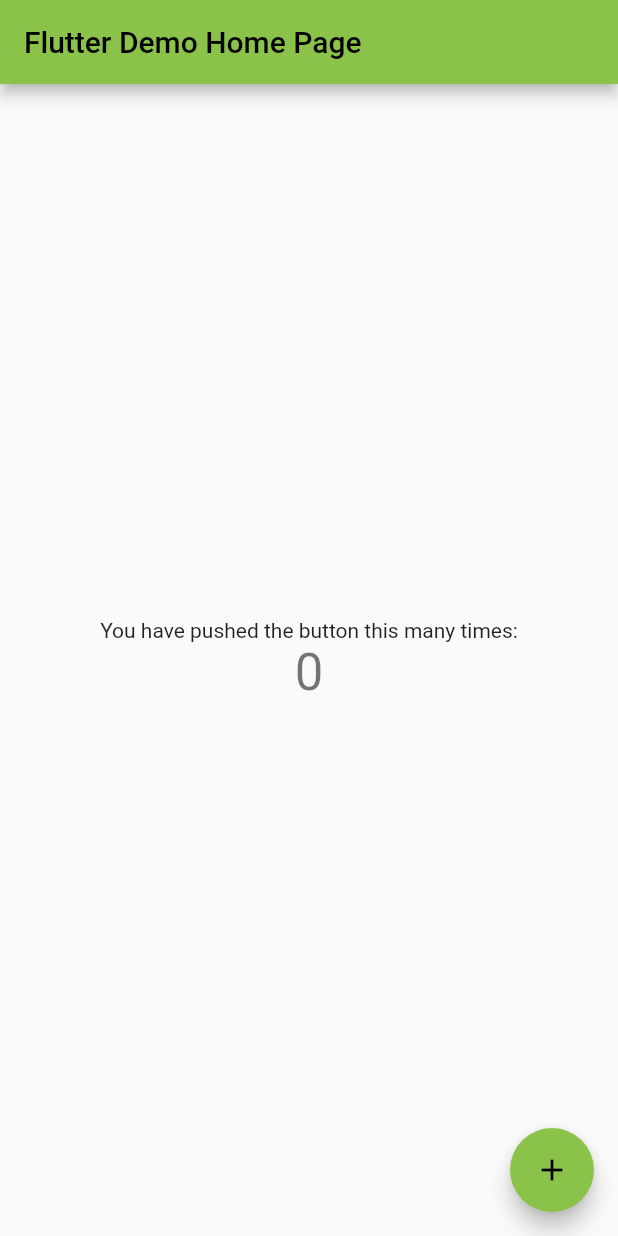
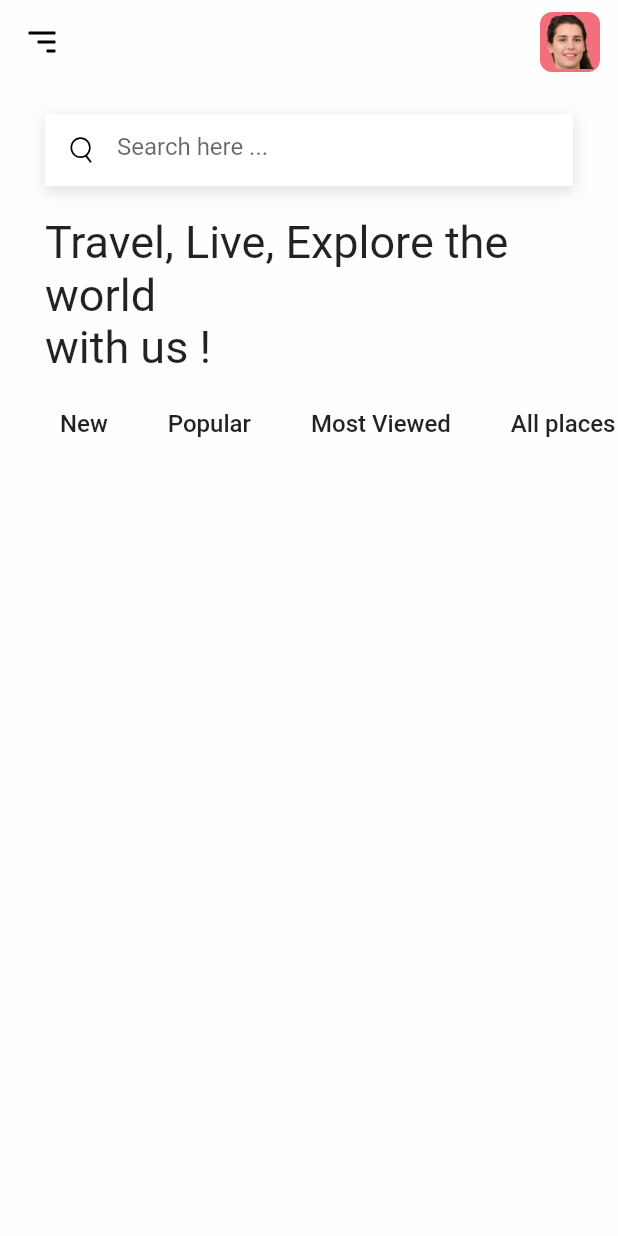
Before and after one commit to awes0m/trxplore_demo, a Flutter app: the screen it shows after launch, on a phone screen of 412 x 824 dp. Run offline on Flutter 3.47's test engine with Material 2 defaults, Android fonts, the phone set to English and light mode, and no system bars; our stand-ins replace flutter_svg.

Commit message:
homescreen headings

```diff
--- /dev/null
+++ b/analysis_options.yaml
@@ -0,0 +1 @@
+include: package:flutter_lints/flutter.yaml
--- /dev/null
+++ b/lib/constant.dart
@@ -0,0 +1,11 @@
+import 'package:flutter/material.dart';
+
+Color mBackgroundColor = const Color(0xFFFEFEFE);
+Color mPrimaryColor = const Color(0xFFf36f7c);
+Color mSecondaryColor = const Color(0xFFfff2f3);
+const categoryList = [
+  "New",
+  "Popular",
+  "Most Viewed",
+  "All places",
+];
--- a/lib/main.dart
+++ b/lib/main.dart
@@ -1,113 +1,23 @@
 import 'package:flutter/material.dart';
+import './screens/home/home_screen.dart';
+import './constant.dart';
 
 void main() {
   runApp(MyApp());
 }
 
+// ignore: use_key_in_widget_constructors
 class MyApp extends StatelessWidget {
-  // This widget is the root of your application.
   @override
   Widget build(BuildContext context) {
     return MaterialApp(
-      title: 'Flutter Demo',
-      theme: ThemeData(
-        // This is the theme of your application.
-        //
-        // Try running your application with "flutter run". You'll see the
-        // application has a blue toolbar. Then, without quitting the app, try
-        // changing the primarySwatch below to Colors.green and then invoke
-        // "hot reload" (press "r" in the console where you ran "flutter run",
-        // or simply save your changes to "hot reload" in a Flutter IDE).
-        // Notice that the counter didn't reset back to zero; the application
-        // is not restarted.
-        primarySwatch: Colors.lightGreen,
-      ),
-      home: MyHomePage(title: 'Flutter Demo Home Page'),
-    );
+        title: 'Flutter Demo',
+        debugShowCheckedModeBanner: false,
+        theme: ThemeData(
+          scaffoldBackgroundColor: mBackgroundColor,
+          visualDensity: VisualDensity.adaptivePlatformDensity,
+          primarySwatch: Colors.lightGreen,
+        ),
+        home: HomeScreen());
   }
 }
-
-class MyHomePage extends StatefulWidget {
-  MyHomePage({Key? key, required this.title}) : super(key: key);
-
-  // This widget is the home page of your application. It is stateful, meaning
-  // that it has a State object (defined below) that contains fields that affect
-  // how it looks.
-
-  // This class is the configuration for the state. It holds the values (in this
-  // case the title) provided by the parent (in this case the App widget) and
-  // used by the build method of the State. Fields in a Widget subclass are
-  // always marked "final".
-
-  final String title;
-
-  @override
-  _MyHomePageState createState() => _MyHomePageState();
-}
-
-class _MyHomePageState extends State<MyHomePage> {
-  int _counter = 0;
-
-  void _incrementCounter() {
-    setState(() {
-      // This call to setState tells the Flutter framework that something has
-      // changed in this State, which causes it to rerun the build method below
-      // so that the display can reflect the updated values. If we changed
-      // _counter without calling setState(), then the build method would not be
-      // called again, and so nothing would appear to happen.
-      _counter++;
-    });
-  }
-
-  @override
-  Widget build(BuildContext context) {
-    // This method is rerun every time setState is called, for instance as done
-    // by the _incrementCounter method above.
-    //
-    // The Flutter framework has been optimized to make rerunning build methods
-    // fast, so that you can just rebuild anything that needs updating rather
-    // than having to individually change instances of widgets.
-    return Scaffold(
-      appBar: AppBar(
-        // Here we take the value from the MyHomePage object that was created by
-        // the App.build method, and use it to set our appbar title.
-        title: Text(widget.title),
-      ),
-      body: Center(
-        // Center is a layout widget. It takes a single child and positions it
-        // in the middle of the parent.
-        child: Column(
-          // Column is also a layout widget. It takes a list of children and
-          // arranges them vertically. By default, it sizes itself to fit its
-          // children horizontally, and tries to be as tall as its parent.
-          //
-          // Invoke "debug painting" (press "p" in the console, choose the
-          // "Toggle Debug Paint" action from the Flutter Inspector in Android
-          // Studio, or the "Toggle Debug Paint" command in Visual Studio Code)
-          // to see the wireframe for each widget.
-          //
-          // Column has various properties to control how it sizes itself and
-          // how it positions its children. Here we use mainAxisAlignment to
-          // center the children vertically; the main axis here is the vertical
-          // axis because Columns are vertical (the cross axis would be
-          // horizontal).
-          mainAxisAlignment: MainAxisAlignment.center,
-          children: <Widget>[
-            Text(
-              'You have pushed the button this many times:',
-            ),
-            Text(
-              '$_counter',
-              style: Theme.of(context).textTheme.headline4,
-            ),
-          ],
-        ),
-      ),
-      floatingActionButton: FloatingActionButton(
-        onPressed: _incrementCounter,
-        tooltip: 'Increment',
-        child: Icon(Icons.add),
-      ), // This trailing comma makes auto-formatting nicer for build methods.
-    );
-  }
-}
--- /dev/null
+++ b/lib/screens/home/home_screen.dart
@@ -0,0 +1,85 @@
+import 'package:flutter/material.dart';
+import 'package:flutter_svg/flutter_svg.dart';
+
+import '../../constant.dart';
+import 'widget/search_input.dart';
+
+class HomeScreen extends StatelessWidget {
+  const HomeScreen({Key? key}) : super(key: key);
+
+  AppBar buildappBar() {
+    return AppBar(
+      backgroundColor: mBackgroundColor,
+      elevation: 0,
+      leading: IconButton(
+        icon: SvgPicture.asset(
+          'assets/icons/menu.svg',
+          width: 24,
+        ),
+        onPressed: () {},
+      ),
+      actions: [
+        UnconstrainedBox(
+            child: Container(
+          padding: const EdgeInsets.all(2),
+          margin: const EdgeInsets.only(right: 12),
+          decoration: BoxDecoration(
+            color: mPrimaryColor,
+            borderRadius: BorderRadius.circular(8),
+          ),
+          child: Image.asset(
+            'assets/images/user.png',
+            width: 36,
+          ),
+        )),
+      ],
+    );
+  }
+
+  @override
+  Widget build(BuildContext context) {
+    return Scaffold(
+      appBar: buildappBar(),
+      body: Column(
+        children: const [
+          SearchInput(),
+          Padding(
+            padding: EdgeInsets.symmetric(horizontal: 30),
+            child: Text(
+              "Travel, Live, Explore the world \nwith us !",
+              style: TextStyle(
+                fontSize: 30,
+              ),
+            ),
+          ),
+          SizedBox(height: 24),
+          CategoryListView()
+        ],
+      ),
+    );
+  }
+}
+
+class CategoryListView extends StatelessWidget {
+  const CategoryListView({Key? key}) : super(key: key);
+
+  @override
+  Widget build(BuildContext context) {
+    return SizedBox(
+      height: 30,
+      child: ListView.builder(
+          scrollDirection: Axis.horizontal,
+          itemCount: categoryList.length,
+          itemBuilder: (context, index) => Container(
+                margin: const EdgeInsets.only(left: 40),
+                child: Text(
+                  categoryList[index],
+                  style: const TextStyle(
+                    fontSize: 16,
+                    fontWeight: FontWeight.w500,
+                  ),
+                ),
+              )),
+    );
+  }
+}
--- /dev/null
+++ b/lib/screens/home/widget/search_input.dart
@@ -0,0 +1,38 @@
+import 'package:flutter/material.dart';
+import 'package:flutter_svg/flutter_svg.dart';
+
+class SearchInput extends StatelessWidget {
+  const SearchInput({
+    Key? key,
+  }) : super(key: key);
+
+  @override
+  Widget build(BuildContext context) {
+    return Container(
+      margin: const EdgeInsets.symmetric(horizontal: 30, vertical: 20),
+      decoration: BoxDecoration(
+        color: Colors.white,
+        boxShadow: [
+          BoxShadow(
+            offset: const Offset(0, 3),
+            blurRadius: 7,
+            spreadRadius: 1,
+            color: Colors.grey.withOpacity(0.3),
+          ),
+        ],
+      ),
+      child: TextField(
+        decoration: InputDecoration(
+            prefixIcon: Container(
+              padding: const EdgeInsets.all(12),
+              child: SvgPicture.asset(
+                "assets/icons/search.svg",
+                width: 24,
+              ),
+            ),
+            hintText: "Search here ...",
+            border: InputBorder.none),
+      ),
+    );
+  }
+}
--- a/pubspec.yaml
+++ b/pubspec.yaml
@@ -28,8 +28,11 @@
   # The following adds the Cupertino Icons font to your application.
   # Use with the CupertinoIcons class for iOS style icons.
   cupertino_icons: ^1.0.2
+  flutter_svg: ^0.20.0-nullsafety.3
+  flutter_staggered_grid_view: ^0.4.0-nullsafety.2
 
 dev_dependencies:
+  flutter_lints: ^1.0.4
   flutter_test:
     sdk: flutter
 
```
Also changed, not shown: pubspec.lock.
